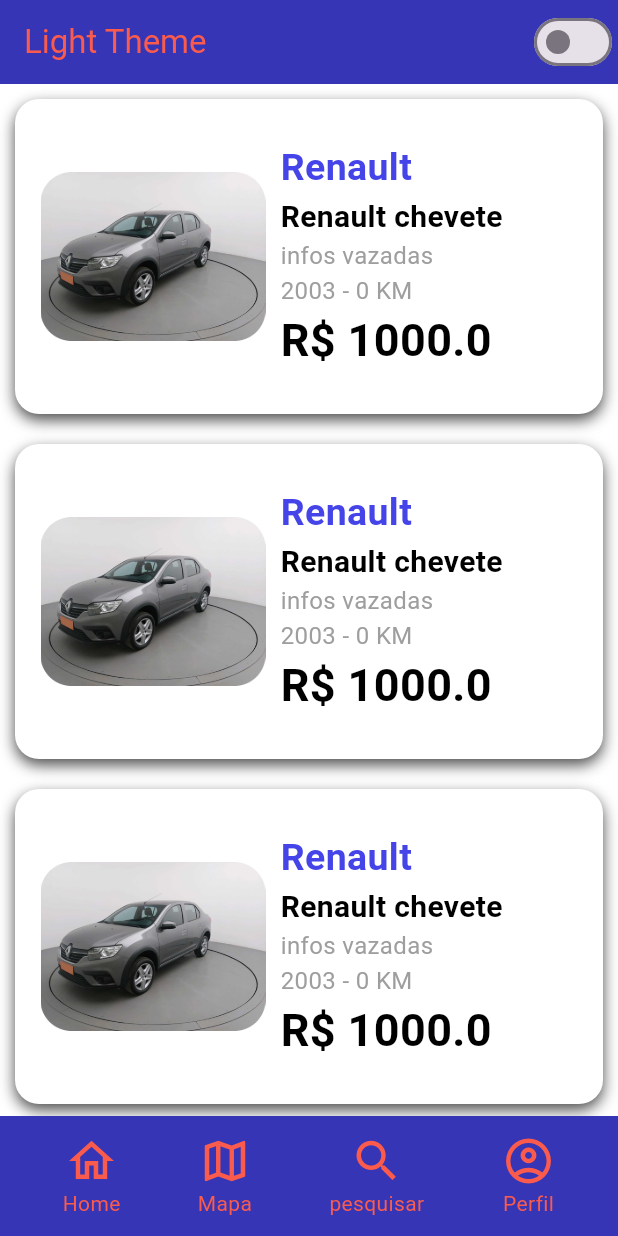
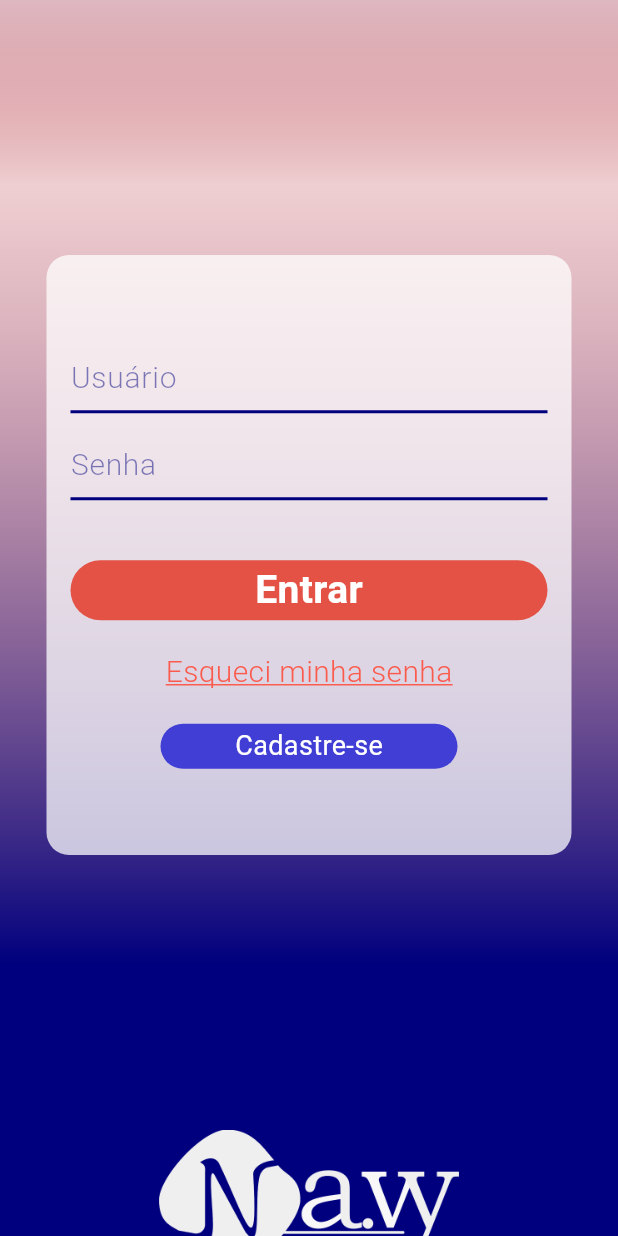
Before and after one commit to GabrielViana14/NavyMobileApp, a Flutter app: the screen it shows after launch, on a phone screen of 412 x 824 dp. Run offline on Flutter 3.47's test engine with Material 3 defaults, Android fonts, the phone set to English and light mode, and no system bars.

Commit message:
Adicionado tela de login fixa

```diff
--- a/lib/app.dart
+++ b/lib/app.dart
@@ -1,13 +1,18 @@
 import 'package:flutter/material.dart';
+import 'package:flutter_application_test/loginPage.dart';
 import 'app_controller.dart';
 import 'homePage.dart';
 
 // StatelessWidget são paginas estaticas
 class App extends StatelessWidget{
-  const App({super.key});
+  const App({
+    super.key,
+    required this.logado
+    });
 
   //'final' são variáveis que não podem ser alteradas
   //depois de serem inicializadas
+  final bool logado;
 
   @override
   Widget build(BuildContext context) {
@@ -41,10 +46,10 @@ class App extends StatelessWidget{
         appBarTheme: AppBarTheme(
           backgroundColor: AppController.instance.isDarkTheme
                             ? Color(0xFFFB5B4D)
-                            : Color(0xFF3535B5),
+                            : Color(0xFFFFFFFF),
           foregroundColor: AppController.instance.isDarkTheme
                             ? Color(0xFF3535B5)
-                            : Color(0xFFFB5B4D), // texto e ícones
+                            : Color(0xFF01017D), // texto e ícones
         ),
 
         // Estilo dos botões
@@ -73,11 +78,11 @@ class App extends StatelessWidget{
         bottomAppBarTheme: BottomAppBarTheme(
           color: AppController.instance.isDarkTheme
           ? Color(0xFFFB5B4D)
-          : Color(0xFF3535B5),
+          : Color(0xFFFFFFFF), //light theme
         ),
 
       ),
-      home: HomePage(),
+      home: AppController.instance.logado ? HomePage() : LoginPage(),
     );
     },
     );
--- a/lib/app_controller.dart
+++ b/lib/app_controller.dart
@@ -6,6 +6,20 @@ class AppController extends ChangeNotifier{
 
   bool isDarkTheme = false;
 
+  bool _logado = false;
+  bool get logado => _logado;
+
+
+  void logar() {
+    _logado = true;
+    notifyListeners();
+  }
+
+  void deslogar() {
+    _logado = false;
+    notifyListeners();
+  }
+
   changeTheme(){
     isDarkTheme = !isDarkTheme;
     notifyListeners();
--- a/lib/homePage.dart
+++ b/lib/homePage.dart
@@ -119,6 +119,12 @@ class HomePageState extends State<HomePage> {
               funcao: () {
                 print("Abrir tela home");
               },
+              asset: 'assets/icon/bottom_appbar_home_icon.png',
+            ),
+            Container(
+              width: 3,
+              height: 46,
+              color: Color(0xFF4444E8),
             ),
             BottomAppBarButton(
               text: "Mapa",
@@ -126,13 +132,25 @@ class HomePageState extends State<HomePage> {
               funcao: () {
                 print("Abrir tela mapa");
               },
+              asset: 'assets/icon/bottom_appbar_map_icon.png',
+            ),
+            Container(
+              width: 3,
+              height: 46,
+              color: Color(0xFF4444E8),
             ),
             BottomAppBarButton(
-              text: "pesquisar",
+              text: "Reservas",
               icone: Icons.search,
               funcao: () {
                 print("Abrir tela pesquisar");
               },
+              asset: 'assets/icon/bottom_appbar_reservas_icon.png',
+            ),
+            Container(
+              width: 3,
+              height: 46,
+              color: Color(0xFF4444E8),
             ),
             BottomAppBarButton(
               text: "Perfil",
@@ -140,6 +158,7 @@ class HomePageState extends State<HomePage> {
               funcao: () {
                 print("Abrir tela perfil");
               },
+              asset: 'assets/icon/bottom_appbar_perfil_icon.png',
             ),
           ],
         ),
@@ -156,8 +175,9 @@ class BottomAppBarButton extends StatelessWidget {
     required this.text,
     required this.icone,
     required this.funcao,
+    required this.asset,
   });
-
+  final String asset;
   final String text;
   final IconData icone;
   final VoidCallback funcao;
@@ -169,14 +189,18 @@ class BottomAppBarButton extends StatelessWidget {
       child: Column(
         mainAxisAlignment: MainAxisAlignment.center,
         children: [
-          Icon(icone),
+          Image.asset(
+            asset,
+            width: 36,
+            height: 36,
+          ),
           Text(
             text,
             style: TextStyle(
               fontSize: 14.0,
               color: AppController.instance.isDarkTheme
               ? Color(0xFF3535B5)
-              : Color(0xFFFB5B4D),
+              : Color(0xFF01017D), //light theme
               ),
           ),
         ],
--- /dev/null
+++ b/lib/loginPage.dart
@@ -0,0 +1,212 @@
+import 'package:flutter/material.dart';
+import 'package:flutter_application_test/app_controller.dart';
+import 'package:flutter_application_test/homePage.dart';
+
+class LoginPage extends StatefulWidget {
+  const LoginPage({super.key});
+  @override
+  State<LoginPage> createState() {
+    return LoginPageState();
+  }
+}
+
+class LoginPageState extends State<LoginPage> {
+  String usuario = '';
+  String senha = '';
+
+  @override
+  Widget build(BuildContext context) {
+    return Scaffold(
+      backgroundColor: Colors.transparent,
+      resizeToAvoidBottomInset: true,
+      body: Stack(
+        children: [
+          // Fundo branco
+          Container(color: Colors.white),
+
+          // Gradiente com conteúdo
+          SizedBox.expand(
+            child: Container(
+              decoration: BoxDecoration(
+                gradient: LinearGradient(
+                  begin: Alignment.topCenter,
+                  end: Alignment.bottomCenter,
+                  colors: [
+                    Color(0xFFDEB8C1),
+                    Color(0x42BF454E),
+                    Color(0x669B3857),
+                    Color(0xFF00007E),
+                  ],
+                  stops: [0.0, 0.15, 0.28, 0.78],
+                ),
+              ),
+              child: SingleChildScrollView(
+                child: Column(
+                  mainAxisAlignment: MainAxisAlignment.end,
+                  children: [
+                    Padding(
+                      padding: EdgeInsets.symmetric(vertical: 20),
+                    child: Column(
+                mainAxisAlignment: MainAxisAlignment.end,
+                children: [
+                  SizedBox(
+                    height: 150,
+                  ),
+                  Container(
+                    width: 350,
+                    height: 400,
+                    padding: EdgeInsets.all(16.0),
+                    decoration: BoxDecoration(
+                      color: Color(0xBDFFFFFF),
+                      borderRadius: BorderRadius.circular(15)
+                    ),
+                    child: Column(
+                      mainAxisAlignment: MainAxisAlignment.center,
+                      children: [
+                        TextField(
+                          onChanged: (value) {
+                            usuario = value;
+                          },
+                          keyboardType: TextInputType.emailAddress,
+                          decoration: InputDecoration(
+                            hintText: 'Usuário',
+                            hintStyle: TextStyle(
+                              fontSize: 20,
+                              color: Color(0x8001017D),
+                              fontWeight: FontWeight.w300,
+                            ),
+                            enabledBorder: UnderlineInputBorder(
+                              borderSide: BorderSide(
+                                color: Color(0xFF01017D),
+                                width: 2.0
+                              )
+                            )
+                          ),
+                        ),
+                        SizedBox(
+                          height: 10.0,
+                        ),
+                        TextField(
+                          onChanged: (value) {
+                            senha = value;
+                          },
+                          obscureText: true,
+                          decoration: InputDecoration(
+                            hintText: 'Senha',
+                            hintStyle: TextStyle(
+                              fontSize: 20,
+                              color: Color(0x8001017D),
+                              fontWeight: FontWeight.w300,
+                            ),
+                            enabledBorder: UnderlineInputBorder(
+                              borderSide: BorderSide(
+                                color: Color(0xFF01017D),
+                                width: 2.0
+                              )
+                            )
+                          ),
+                        ),
+                        SizedBox(
+                          height: 40.0,
+                        ),
+                        GestureDetector(
+                          onTap: () {
+                            if( usuario.trim() == "teste" && senha.trim() == 'teste'){
+                              print('correto');
+                              AppController.instance.logar();
+                            }else{
+                              print('Incorreto');
+                              ScaffoldMessenger.of(context).showSnackBar(
+                                SnackBar(
+                                  content: Text("Usuário ou senha incorretos"),
+                                  backgroundColor: Colors.red,
+                                ),
+                              );
+                            }
+                          },
+                          child: Container(
+                            width: double.infinity,
+                            height: 40,
+                            alignment: Alignment.center,
+                            decoration: BoxDecoration(
+                              color: Color(0xFFE35245),
+                              borderRadius: BorderRadius.circular(25.0)
+                            ),
+                            child: Text(
+                              "Entrar",
+                              style: TextStyle(
+                                fontSize: 26.0,
+                                color: Colors.white,
+                                fontWeight: FontWeight.bold
+                              ),
+                            ),
+                          ),
+                        ),
+                        SizedBox(
+                          height: 20.0,
+                        ),
+                        GestureDetector(
+                          onTap: () {
+                            print('abrir tela de lembrar senha');
+                          },
+                          child: Text(
+                            'Esqueci minha senha',
+                            style: TextStyle(
+                                fontSize: 20.0,
+                                color: Color(0xFFFB5B4D),
+                                fontWeight: FontWeight.w300,
+                                decoration: TextDecoration.underline,
+                                decorationColor: Color(0xFFFB5B4D)
+                              ),
+                          ),
+                        ),
+                        SizedBox(
+                          height: 20.0,
+                        ),
+                        GestureDetector(
+                          onTap: () {
+                            print('abrir tela de cadastro');
+                          },
+                          child: Container(
+                            width: double.infinity,
+                            height: 30,
+                            margin: EdgeInsets.symmetric(horizontal: 60.0),
+                            alignment: Alignment.center,
+                            decoration: BoxDecoration(
+                              color: Color(0xFF413ED6),
+                              borderRadius: BorderRadius.circular(25.0)
+                            ),
+                            child: Text(
+                              "Cadastre-se",
+                              style: TextStyle(
+                                fontSize: 18.0,
+                                color: Colors.white,
+                              ),
+                            ),
+                          ),
+                        )
+                      ],
+                    ),
+                  ),
+                  SizedBox(
+                    height: 130,
+                  ),
+                  Image.asset(
+                    'assets/logo/logo_navy_branco.png',
+                    width: 200.0,
+                    height: 200.0,
+                  ),
+                ],
+              ),
+                  )
+        ]
+        ),
+              )
+            ),
+          ),
+        ],
+      ),
+    );
+
+  }
+}
--- a/lib/main.dart
+++ b/lib/main.dart
@@ -3,5 +3,5 @@ import 'app.dart';
 
 
 void main(){
-  runApp(App());
+  runApp(App(logado: false,));
 }
--- a/pubspec.yaml
+++ b/pubspec.yaml
@@ -60,7 +60,8 @@ flutter:
   # To add assets to your application, add an assets section, like this:
   assets:
     - assets/placeholders/placeholder_carro.png
-  #   - images/a_dot_ham.jpeg
+    - assets/icon/
+    - assets/logo/
 
   # An image asset can refer to one or more resolution-specific "variants", see
   # https://flutter.dev/to/resolution-aware-images
```
Also changed, not shown: assets/icon/bottom_appbar_home_icon.png (added), assets/icon/bottom_appbar_map_icon.png (added), assets/icon/bottom_appbar_perfil_icon.png (added), assets/icon/bottom_appbar_reservas_icon.png (added), assets/logo/logo_navy_branco.png (added).
